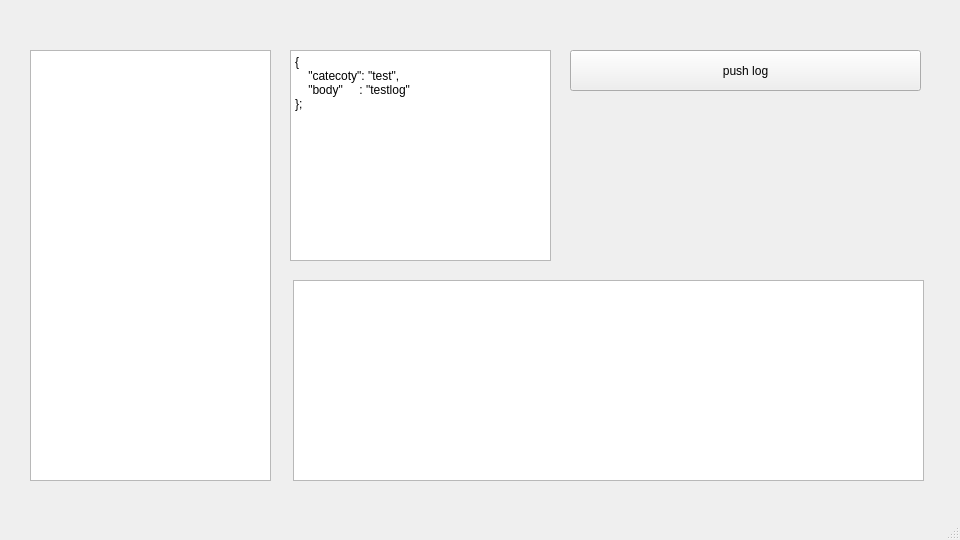
First picture: the form in window/log_window.ui, repository TERABYTE0130/logViewer, before the edit.
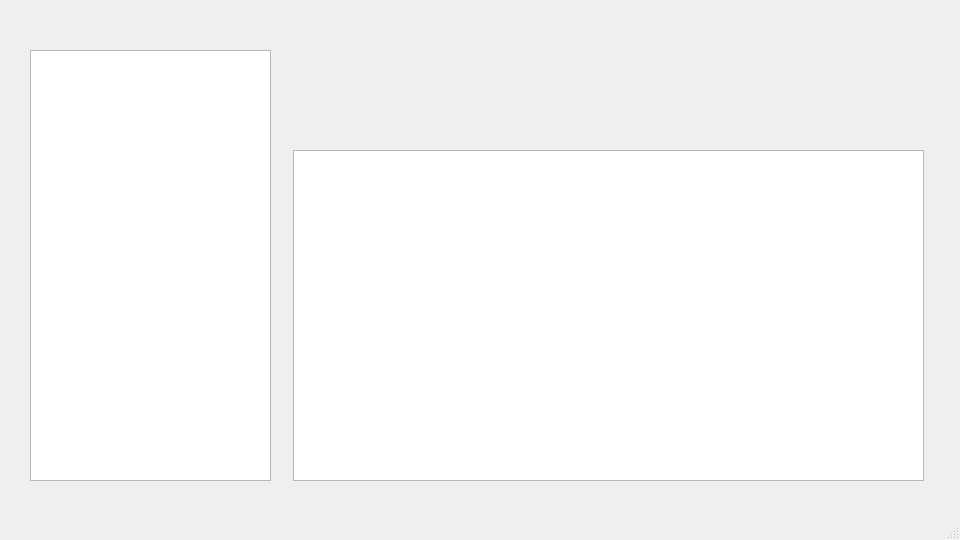
Second picture: the form after the edit.

```diff
--- a/window/log_window.ui
+++ b/window/log_window.ui
@@ -44,52 +44,13 @@
      </font>
     </property>
    </widget>
-   <widget class="QPlainTextEdit" name="DebugInputText">
-    <property name="geometry">
-     <rect>
-      <x>290</x>
-      <y>50</y>
-      <width>261</width>
-      <height>211</height>
-     </rect>
-    </property>
-    <property name="font">
-     <font>
-      <family>Segoe UI</family>
-     </font>
-    </property>
-    <property name="plainText">
-     <string>{
-    &quot;catecoty&quot;: &quot;test&quot;,
-    &quot;body&quot;     : &quot;testlog&quot;   
-};</string>
-    </property>
-   </widget>
-   <widget class="QPushButton" name="DebugLogPushButton">
-    <property name="geometry">
-     <rect>
-      <x>570</x>
-      <y>50</y>
-      <width>351</width>
-      <height>41</height>
-     </rect>
-    </property>
-    <property name="font">
-     <font>
-      <family>Segoe UI</family>
-     </font>
-    </property>
-    <property name="text">
-     <string>push log</string>
-    </property>
-   </widget>
    <widget class="QTextEdit" name="LogView">
     <property name="geometry">
      <rect>
       <x>293</x>
-      <y>280</y>
+      <y>150</y>
       <width>631</width>
-      <height>201</height>
+      <height>331</height>
      </rect>
     </property>
     <property name="font">
```
